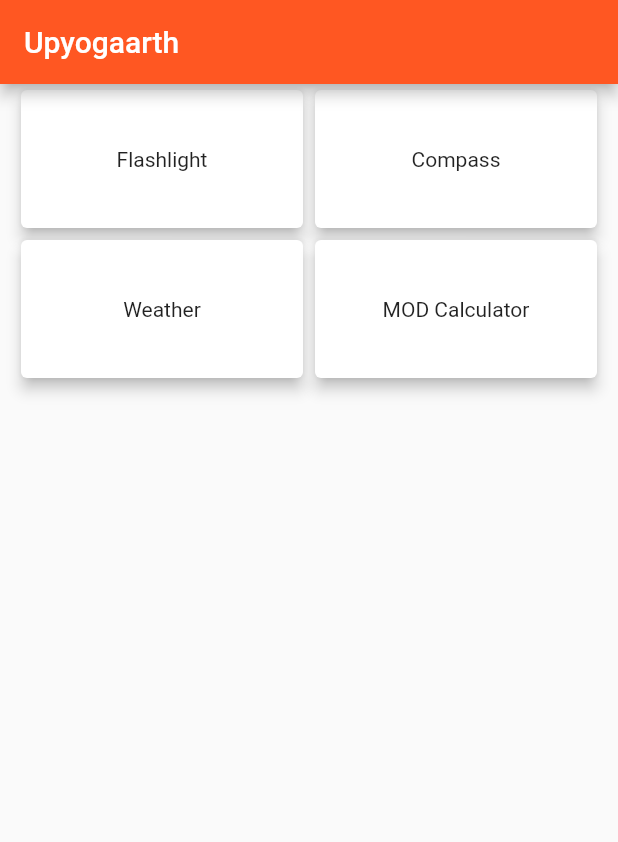
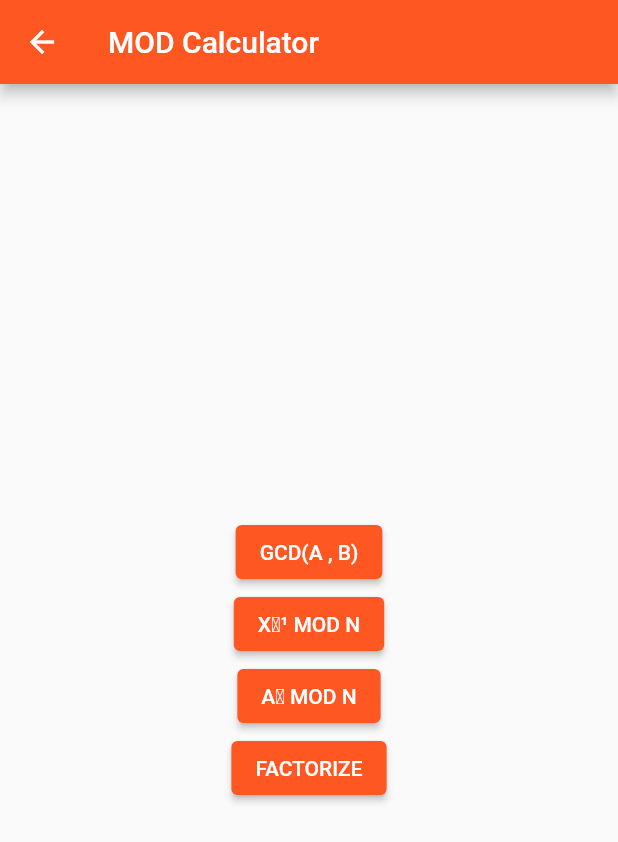
Before and after one commit to ContriHUB/Upyogaarth, a Flutter app: the screen it shows after launch, after a tap on "MOD Calculator", on a phone screen of 412 x 824 dp. Shown: the top 842 px of the screen. Run offline on Flutter 3.47's test engine with Material 2 defaults, Android fonts, the phone set to English and light mode, and no system bars; our stand-ins replace flutter_compass, flutter_dotenv, permission_handler, weather; missing offline and left inert: torch_light.

Commit message:
Mod calculator

```diff
--- /dev/null
+++ b/lib/utility_screens/mod_calculator.dart
@@ -0,0 +1,45 @@
+import 'package:flutter/material.dart';
+import 'package:upyogaarth/utility_screens/ab_mod_n.dart';
+import 'package:upyogaarth/utility_screens/factorize.dart';
+import 'package:upyogaarth/utility_screens/gcd_ab.dart';
+import 'package:upyogaarth/utility_screens/x_mod_n.dart';
+
+class ModCalculator extends StatefulWidget {
+  const ModCalculator({Key? key}) : super(key: key);
+
+  @override
+  _ModCalculatorState createState() => _ModCalculatorState();
+}
+
+class _ModCalculatorState extends State<ModCalculator> {
+  @override
+  Widget build(BuildContext context) {
+    return Scaffold(
+      appBar: AppBar(
+        title: const Text('MOD Calculator'),
+      ),
+      body: Column(
+        mainAxisAlignment: MainAxisAlignment.center,
+        children: <Widget>[
+          Row(
+            mainAxisAlignment: MainAxisAlignment.center,
+            children: <Widget>[
+              ElevatedButton(onPressed: () {
+                Navigator.push(context, MaterialPageRoute(builder: (context) => const GcdAb()));
+              }, child: const Text('GCD(A , B)')),
+            ],
+          ),
+          ElevatedButton(onPressed: () {
+              Navigator.push(context, MaterialPageRoute(builder: (context) => const XModN()));
+          }, child: const Text('X\u207B\u00B9 MOD N')),
+          ElevatedButton(onPressed: () {
+              Navigator.push(context, MaterialPageRoute(builder: (context) => const AbModN()));
+          }, child: const Text('A\u1d2e MOD N')),
+          ElevatedButton(onPressed: () {
+              Navigator.push(context, MaterialPageRoute(builder: (contet) => const Factorize()));
+          }, child: const Text('FACTORIZE')),
+        ],
+      ),
+    );
+  }
+}
--- a/lib/widgets/homecard.dart
+++ b/lib/widgets/homecard.dart
@@ -2,6 +2,7 @@ import 'package:flutter/material.dart';
 import 'package:upyogaarth/utility_screens/compass.dart';
 import 'package:upyogaarth/utility_screens/flashlight.dart';
 import 'package:upyogaarth/utility_screens/weather.dart';
+import 'package:upyogaarth/utility_screens/mod_calculator.dart';
 
 class HomeCard extends StatefulWidget {
   const HomeCard({Key? key, required this.title}) : super(key: key);
@@ -41,6 +42,9 @@ class _HomeCardState extends State<HomeCard> {
         Navigator.push(context,
             MaterialPageRoute(builder: (context) => const WeatherScreen()));
         break;
+      case "MOD Calculator":
+        Navigator.push(context,
+        MaterialPageRoute(builder: (context) => const ModCalculator()));
     }
   }
 }
```
Also changed, not shown: lib/utility_screens/ab_mod_n.dart (added, +62 -0 lines), lib/utility_screens/factorize.dart (added, +37 -0 lines), lib/utility_screens/gcd_ab.dart (added, +45 -0 lines), lib/utility_screens/x_mod_n.dart (added, +42 -0 lines), 1 other file.
